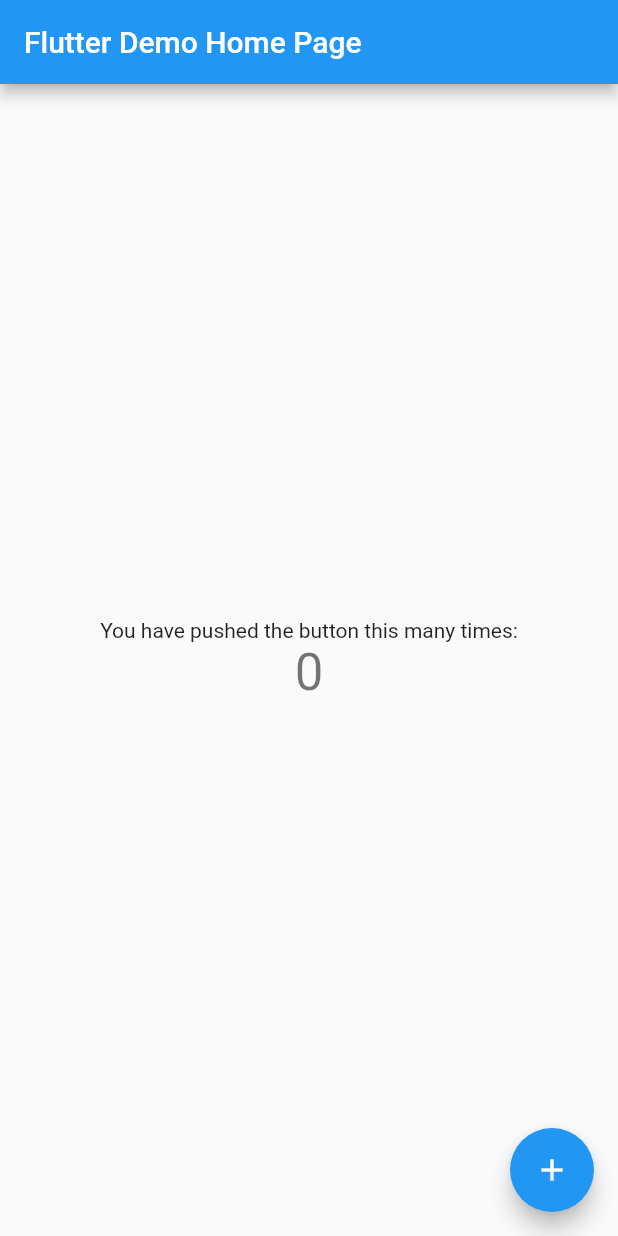
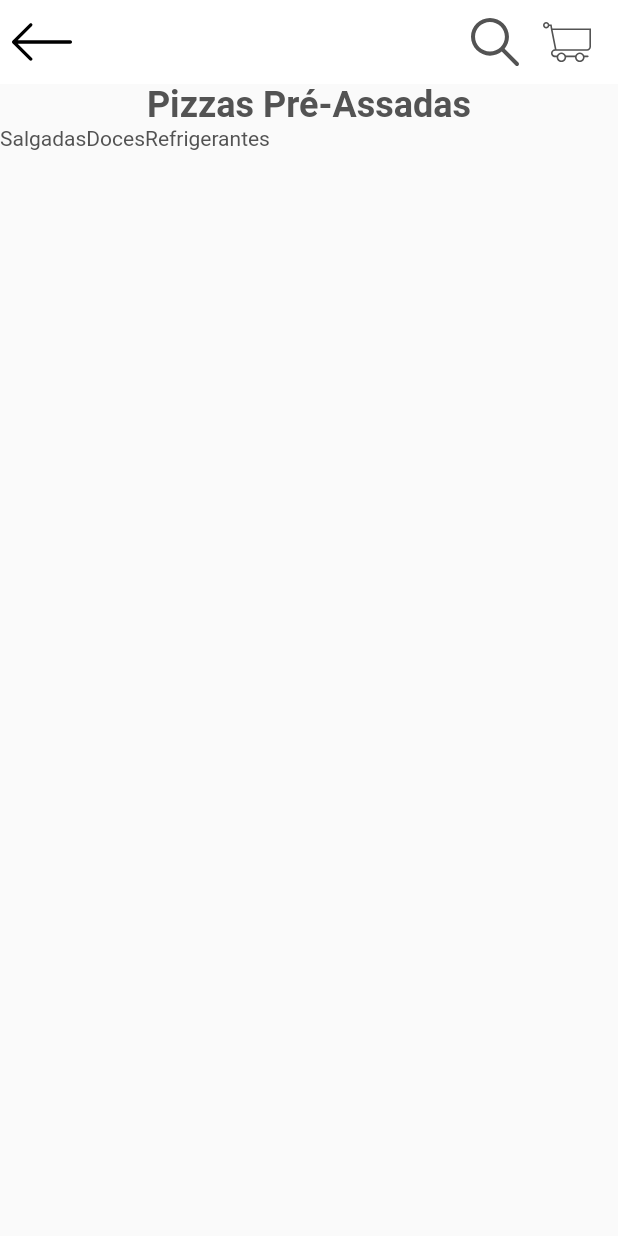
Before and after one commit to andre-alck/mppa_admin_app, a Flutter app: the screen it shows after launch, on a phone screen of 412 x 824 dp. Run offline on Flutter 3.47's test engine with Material 2 defaults, Android fonts, the phone set to English and light mode, and no system bars; our stand-ins replace flutter_svg.

Commit message:
dev until https://youtu.be/XBKzpTz65Io?t=315

```diff
--- /dev/null
+++ b/lib/constants.dart
@@ -0,0 +1,6 @@
+import 'package:flutter/material.dart';
+
+const kTextColor = Color(0xFF535353);
+const kTextLightColor = Color(0xFFACACAC);
+
+const kDefaultPadding = 20.0;
--- a/lib/main.dart
+++ b/lib/main.dart
@@ -1,4 +1,6 @@
 import 'package:flutter/material.dart';
+import 'package:mppa_application/constants.dart';
+import 'package:mppa_application/screens/home_screen.dart';
 
 void main() {
   runApp(const MyApp());
@@ -7,109 +9,16 @@
 class MyApp extends StatelessWidget {
   const MyApp({Key? key}) : super(key: key);
 
-  // This widget is the root of your application.
   @override
   Widget build(BuildContext context) {
     return MaterialApp(
       title: 'Flutter Demo',
+      debugShowCheckedModeBanner: false,
       theme: ThemeData(
-        // This is the theme of your application.
-        //
-        // Try running your application with "flutter run". You'll see the
-        // application has a blue toolbar. Then, without quitting the app, try
-        // changing the primarySwatch below to Colors.green and then invoke
-        // "hot reload" (press "r" in the console where you ran "flutter run",
-        // or simply save your changes to "hot reload" in a Flutter IDE).
-        // Notice that the counter didn't reset back to zero; the application
-        // is not restarted.
-        primarySwatch: Colors.blue,
+        textTheme: Theme.of(context).textTheme.apply(bodyColor: kTextColor),
+        visualDensity: VisualDensity.adaptivePlatformDensity,
       ),
-      home: const MyHomePage(title: 'Flutter Demo Home Page'),
+      home: const HomeScreen(),
     );
   }
 }
-
-class MyHomePage extends StatefulWidget {
-  const MyHomePage({Key? key, required this.title}) : super(key: key);
-
-  // This widget is the home page of your application. It is stateful, meaning
-  // that it has a State object (defined below) that contains fields that affect
-  // how it looks.
-
-  // This class is the configuration for the state. It holds the values (in this
-  // case the title) provided by the parent (in this case the App widget) and
-  // used by the build method of the State. Fields in a Widget subclass are
-  // always marked "final".
-
-  final String title;
-
-  @override
-  State<MyHomePage> createState() => _MyHomePageState();
-}
-
-class _MyHomePageState extends State<MyHomePage> {
-  int _counter = 0;
-
-  void _incrementCounter() {
-    setState(() {
-      // This call to setState tells the Flutter framework that something has
-      // changed in this State, which causes it to rerun the build method below
-      // so that the display can reflect the updated values. If we changed
-      // _counter without calling setState(), then the build method would not be
-      // called again, and so nothing would appear to happen.
-      _counter++;
-    });
-  }
-
-  @override
-  Widget build(BuildContext context) {
-    // This method is rerun every time setState is called, for instance as done
-    // by the _incrementCounter method above.
-    //
-    // The Flutter framework has been optimized to make rerunning build methods
-    // fast, so that you can just rebuild anything that needs updating rather
-    // than having to individually change instances of widgets.
-    return Scaffold(
-      appBar: AppBar(
-        // Here we take the value from the MyHomePage object that was created by
-        // the App.build method, and use it to set our appbar title.
-        title: Text(widget.title),
-      ),
-      body: Center(
-        // Center is a layout widget. It takes a single child and positions it
-        // in the middle of the parent.
-        child: Column(
-          // Column is also a layout widget. It takes a list of children and
-          // arranges them vertically. By default, it sizes itself to fit its
-          // children horizontally, and tries to be as tall as its parent.
-          //
-          // Invoke "debug painting" (press "p" in the console, choose the
-          // "Toggle Debug Paint" action from the Flutter Inspector in Android
-          // Studio, or the "Toggle Debug Paint" command in Visual Studio Code)
-          // to see the wireframe for each widget.
-          //
-          // Column has various properties to control how it sizes itself and
-          // how it positions its children. Here we use mainAxisAlignment to
-          // center the children vertically; the main axis here is the vertical
-          // axis because Columns are vertical (the cross axis would be
-          // horizontal).
-          mainAxisAlignment: MainAxisAlignment.center,
-          children: <Widget>[
-            const Text(
-              'You have pushed the button this many times:',
-            ),
-            Text(
-              '$_counter',
-              style: Theme.of(context).textTheme.headline4,
-            ),
-          ],
-        ),
-      ),
-      floatingActionButton: FloatingActionButton(
-        onPressed: _incrementCounter,
-        tooltip: 'Increment',
-        child: const Icon(Icons.add),
-      ), // This trailing comma makes auto-formatting nicer for build methods.
-    );
-  }
-}
--- /dev/null
+++ b/lib/screens/components/body.dart
@@ -0,0 +1,49 @@
+import 'package:flutter/material.dart';
+import 'package:mppa_application/constants.dart';
+
+class Body extends StatelessWidget {
+  const Body({Key? key}) : super(key: key);
+
+  @override
+  Widget build(BuildContext context) {
+    return Column(
+      children: <Widget>[
+        Padding(
+          padding: const EdgeInsets.symmetric(horizontal: kDefaultPadding),
+          child: Text(
+            "Pizzas Pré-Assadas",
+            style: Theme.of(context)
+                .textTheme
+                .headline5
+                ?.copyWith(fontWeight: FontWeight.bold),
+          ),
+        ),
+        Categories(),
+      ],
+    );
+  }
+}
+
+class Categories extends StatefulWidget {
+  @override
+  _CategoriesState createState() => _CategoriesState();
+}
+
+class _CategoriesState extends State<Categories> {
+  List<String> categories = ["Salgadas", "Doces", "Refrigerantes"];
+  int selectedIndex = 0;
+
+  @override
+  Widget build(BuildContext context) {
+    return SizedBox(
+        height: 25,
+        child: ListView.builder(
+            scrollDirection: Axis.horizontal,
+            itemCount: categories.length,
+            itemBuilder: ((context, index) => buildCategory(index))));
+  }
+
+  Text buildCategory(int index) {
+    return Text(categories[index]);
+  }
+}
--- /dev/null
+++ b/lib/screens/home_screen.dart
@@ -0,0 +1,46 @@
+import 'package:flutter/material.dart';
+import 'package:flutter_svg/flutter_svg.dart';
+import 'package:mppa_application/constants.dart';
+import 'package:mppa_application/screens/components/body.dart';
+
+class HomeScreen extends StatelessWidget {
+  const HomeScreen({Key? key}) : super(key: key);
+
+  @override
+  Widget build(BuildContext context) {
+    return Scaffold(
+      appBar: buildAppBar(),
+      body: const Body(),
+    );
+  }
+
+  AppBar buildAppBar() {
+    return AppBar(
+      backgroundColor: Colors.white,
+      elevation: 0,
+      leading: IconButton(
+        icon: SvgPicture.asset("assets/icons/back.svg"),
+        onPressed: () {},
+      ),
+      actions: <Widget>[
+        IconButton(
+          icon: SvgPicture.asset(
+            "assets/icons/search.svg",
+            color: kTextColor,
+          ),
+          onPressed: () {},
+        ),
+        IconButton(
+          icon: SvgPicture.asset(
+            "assets/icons/cart.svg",
+            color: kTextColor,
+          ),
+          onPressed: () {},
+        ),
+        const SizedBox(
+          width: kDefaultPadding / 2,
+        )
+      ],
+    );
+  }
+}
```
Also changed, not shown: lib/models/Product.dart (added, +65 -0 lines), pubspec.yaml (+47 -48 lines), assets/icons/add_to_cart.svg (added), assets/icons/back.svg (added), assets/icons/bag_1.svg (added), assets/icons/cart.svg (added), assets/icons/heart.svg (added), assets/icons/search.svg (added), assets/images/bag_1.png (added), assets/images/bag_2.png (added), assets/images/bag_3.png (added), assets/images/bag_4.png (added), assets/images/bag_5.png (added), assets/images/bag_6.png (added), 1 more files.
